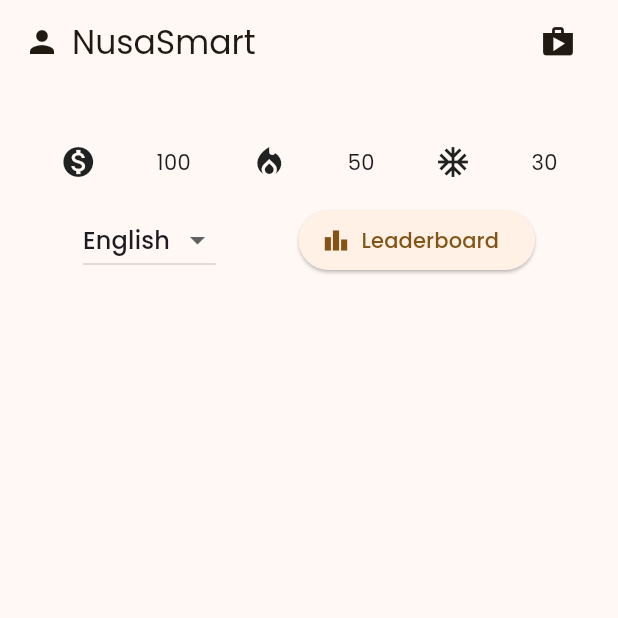
After one commit to kmdavidds/BCCGembira_Nusastra, a Flutter app: the QuizPage screen opened directly, on a phone screen of 412 x 824 dp, the top half of it. The commit adds this screen. Run offline on Flutter 3.47's test engine with Material 3 defaults, Android fonts, the phone set to English and light mode, and no system bars; our stand-ins replace camera, dio, google_fonts, speech_to_text; project files that could hold a hidden picture were left out.

Commit message:
feat: add minor changes

```diff
--- a/lib/pages/home_page.dart
+++ b/lib/pages/home_page.dart
@@ -1,5 +1,6 @@
 import 'package:flutter/material.dart';
 import 'package:nusastra/models/app_model.dart';
+import 'package:nusastra/pages/quiz_page.dart';
 import 'package:nusastra/pages/test.dart';
 import 'package:nusastra/pages/translate_page.dart';
 import 'package:provider/provider.dart';
@@ -43,7 +44,7 @@ class _HomePageState extends State<HomePage> {
           bottomNavigationBar: homeNavigation(value, setter),
           body: [
             isLoading ? _loadingWidget() : homeClassroom(value),
-            TestPage(),
+            QuizPage(),
             TranslatePage(),
             TestPage(),
             TestPage(),
--- a/lib/pages/photo_page.dart
+++ b/lib/pages/photo_page.dart
@@ -79,11 +79,13 @@ class TakePictureScreenState extends State<TakePictureScreen> {
             if (!context.mounted) return;
 
             File file = File(image.path);
+            Uint8List _bytes = await file.readAsBytes();
+            String _base64String = base64.encode(_bytes);
 
-            String body = await ApiService.uploadImage(file);
+            debugPrint(_base64String);
+            String body = await ApiService.saveAndUploadImage(file);
 
             debugPrint("AAAA SINIIII");
-            debugPrint(body);
 
             // If the picture was taken, display it on a new screen.
             await Navigator.of(context).push(
--- /dev/null
+++ b/lib/pages/quiz_page.dart
@@ -0,0 +1,94 @@
+import 'package:flutter/material.dart';
+
+class QuizPage extends StatefulWidget {
+  const QuizPage({super.key});
+
+  @override
+  State<QuizPage> createState() => _QuizPageState();
+}
+
+class _QuizPageState extends State<QuizPage> {
+  String selectedLanguage = 'English';
+
+  @override
+  Widget build(BuildContext context) {
+    return Scaffold(
+      appBar: PreferredSize(
+        preferredSize: const Size.fromHeight(80), // Adjusted height
+        child: AppBar(
+          title: Row(
+            mainAxisAlignment: MainAxisAlignment.spaceBetween,
+            children: [
+              Row(
+                children: const [
+                  Icon(Icons.person),
+                  SizedBox(width: 8),
+                  Text('NusaSmart'),
+                ],
+              ),
+              IconButton(
+                icon: const Icon(Icons.shop),
+                onPressed: () {
+                  // Handle shop button press
+                },
+              ),
+            ],
+          ),
+        ),
+      ),
+      body: Column(
+        children: [
+          const SizedBox(height: 16),
+          const MonetizationRow(), // Added the extracted row here
+          const SizedBox(height: 16),
+          Row(
+            mainAxisAlignment: MainAxisAlignment.spaceEvenly,
+            children: [
+              DropdownButton<String>(
+                value: selectedLanguage,
+                items: <String>['English', 'Bahasa', 'Español']
+                    .map((String value) {
+                  return DropdownMenuItem<String>(
+                    value: value,
+                    child: Text(value),
+                  );
+                }).toList(),
+                onChanged: (String? newValue) {
+                  setState(() {
+                    selectedLanguage = newValue!;
+                  });
+                },
+              ),
+              ElevatedButton.icon(
+                onPressed: () {
+                  // Handle leaderboard button press
+                },
+                icon: const Icon(Icons.leaderboard),
+                label: const Text('Leaderboard'),
+              ),
+            ],
+          ),
+        ],
+      ),
+    );
+  }
+}
+
+class MonetizationRow extends StatelessWidget {
+  const MonetizationRow({super.key});
+
+  @override
+  Widget build(BuildContext context) {
+    return Row(
+      mainAxisAlignment: MainAxisAlignment.spaceEvenly,
+      children: const [
+        Icon(Icons.monetization_on),
+        Text('100'),
+        Icon(Icons.local_fire_department),
+        Text('50'),
+        Icon(Icons.ac_unit),
+        Text('30'),
+      ],
+    );
+  }
+}
--- a/lib/pages/translate_page.dart
+++ b/lib/pages/translate_page.dart
@@ -85,7 +85,7 @@ class _TranslatePageState extends State<TranslatePage> {
               DropdownButton<String>(
                 hint: const Text('From'),
                 value: _sourceLanguage,
-                items: ['English', 'Spanish', 'French']
+                items: ['Indonesian', 'Balinese', 'Javanese']
                     .map((lang) => DropdownMenuItem(
                           value: lang,
                           child: Text(lang),
@@ -110,7 +110,7 @@ class _TranslatePageState extends State<TranslatePage> {
               DropdownButton<String>(
                 hint: const Text('To'),
                 value: _targetLanguage,
-                items: ['English', 'Spanish', 'French']
+                items: ['Indonesian', 'Balinese', 'Javanese']
                     .map((lang) => DropdownMenuItem(
                           value: lang,
                           child: Text(lang),
```
Also changed, not shown: lib/services/api_service.dart (+36 -12 lines), assets/logo.svg (added), assets/logolong.svg (added).
